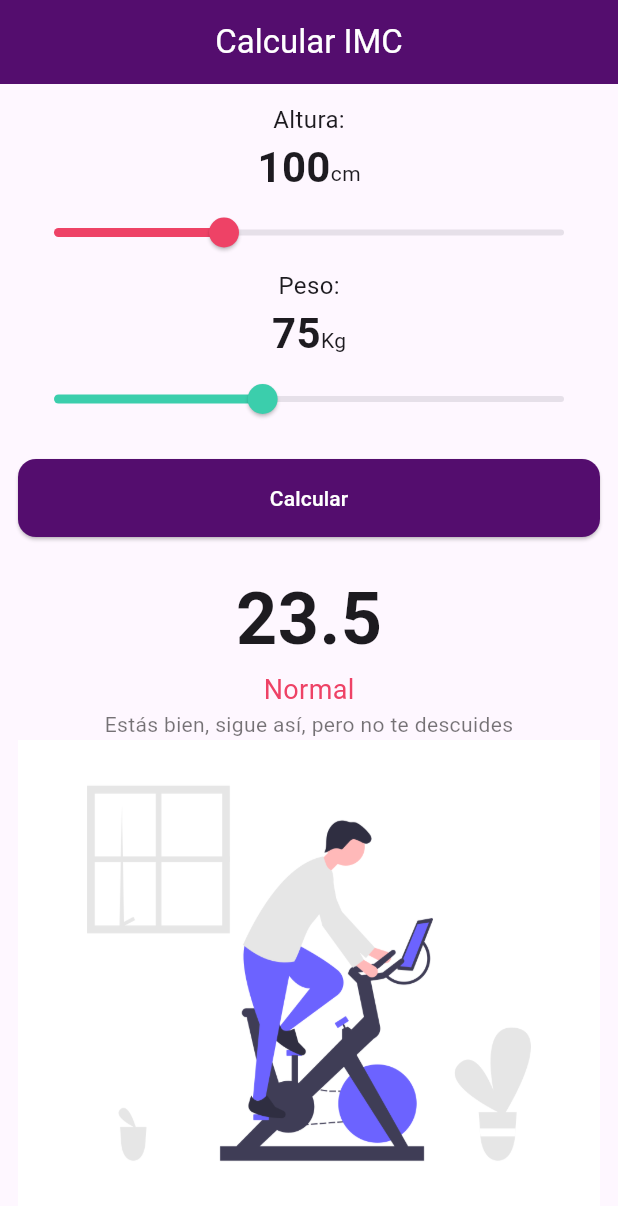
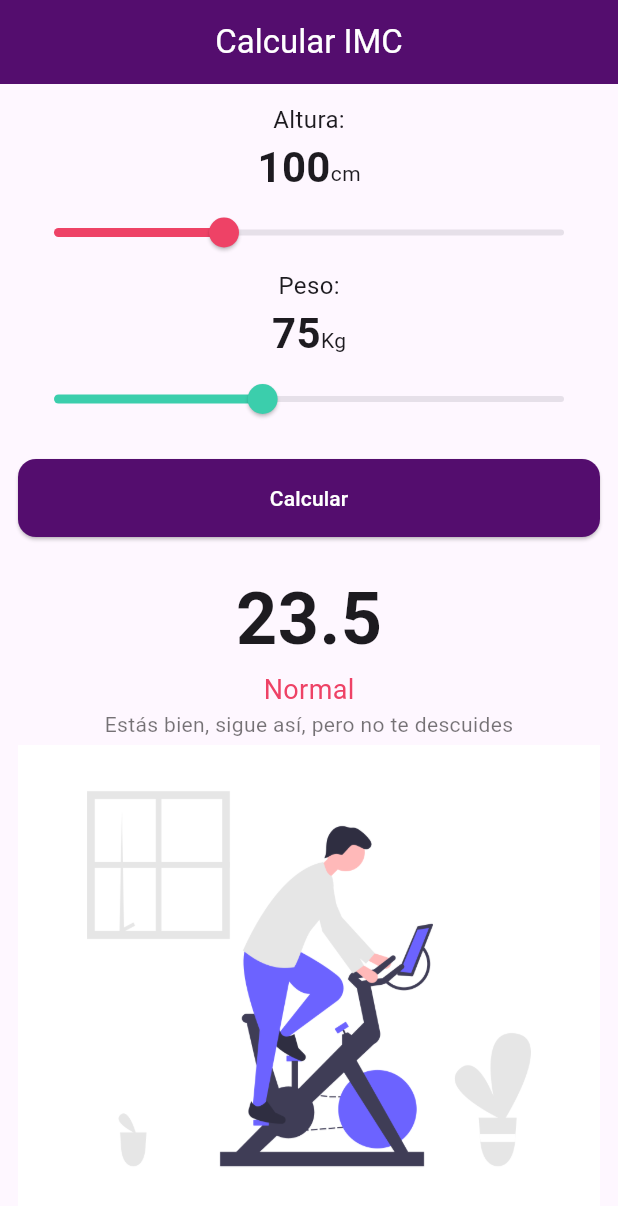
Before and after one commit to eeBarrionuevo/bmiapp_g9, a Flutter app: the screen it shows after launch, on a phone screen of 412 x 824 dp. Shown: the top 1206 px of the screen. Run offline on Flutter 3.47's test engine with Material 3 defaults, Android fonts, the phone set to English and light mode, and no system bars.

```diff
--- a/lib/main.dart
+++ b/lib/main.dart
@@ -136,7 +136,6 @@ class _HomePageState extends State<HomePage> {
                 onPressed: () {},
               ),
             ),
-
             SizedBox(
               height: 20.0,
             ),
@@ -162,10 +161,12 @@ class _HomePageState extends State<HomePage> {
                 fontSize: 14.0,
               ),
             ),
-
-            Image.asset("assets/images/image1.png",),
-
-
+            Expanded(
+              child: Image.asset(
+                "assets/images/image1.png",
+                // height: 200,
+              ),
+            ),
           ],
         ),
       ),
--- a/pubspec.yaml
+++ b/pubspec.yaml
@@ -59,8 +59,8 @@ flutter:
   uses-material-design: true
 
   assets:
-    - assets/images/image1.png
-    - assets/images/image2.png
+    - assets/images/
+
   #   - images/a_dot_ham.jpeg
 
   # An image asset can refer to one or more resolution-specific "variants", see
```
